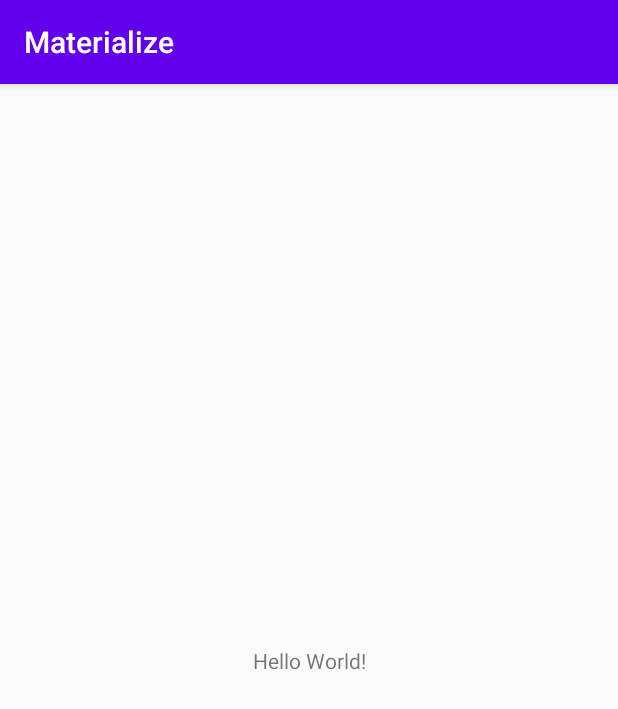
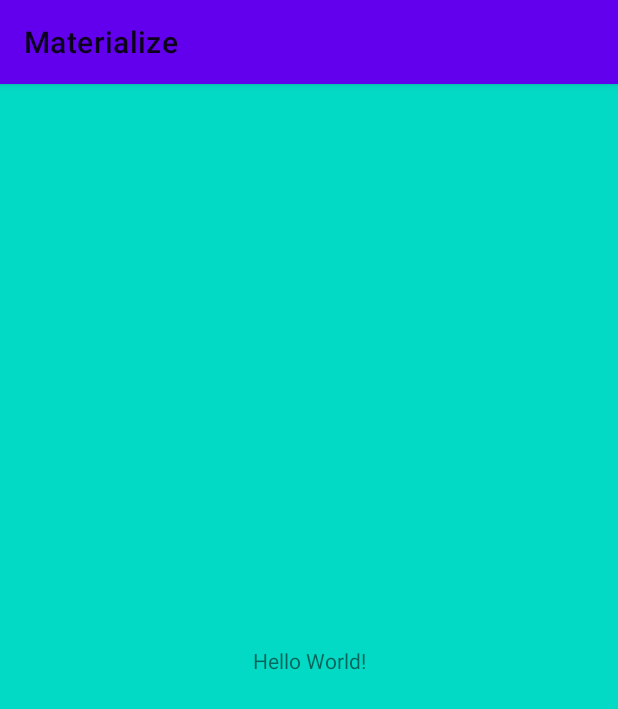
Before and after one commit to odaridavid/Material-Design-Android, an Android app: the screen it shows after launch (MainActivity), on a phone screen of 412 x 824 dp. Shown: the top 709 px of the screen. Run offline under Robolectric (Android 15) with nearby library versions, the phone set to English and light mode, and no system bars.

Commit message:
setup material design theming

```diff
--- a/app/build.gradle
+++ b/app/build.gradle
@@ -7,7 +7,7 @@ android {
     buildToolsVersion "29.0.3"
 
     defaultConfig {
-        applicationId "com.github.odaridavid.materialize"
+        applicationId "com.github.odaridavid.materialx"
         minSdkVersion 21
         targetSdkVersion 29
         versionCode 1
@@ -25,13 +25,9 @@ android {
 }
 
 dependencies {
-    implementation fileTree(dir: "libs", include: ["*.jar"])
     implementation "org.jetbrains.kotlin:kotlin-stdlib:$kotlin_version"
     implementation 'androidx.core:core-ktx:1.3.0'
     implementation 'androidx.appcompat:appcompat:1.1.0'
     implementation 'androidx.constraintlayout:constraintlayout:1.1.3'
-    testImplementation 'junit:junit:4.12'
-    androidTestImplementation 'androidx.test.ext:junit:1.1.1'
-    androidTestImplementation 'androidx.test.espresso:espresso-core:3.2.0'
-
+    implementation 'com.google.android.material:material:1.1.0'
 }
--- a/app/src/main/res/values/colors.xml
+++ b/app/src/main/res/values/colors.xml
@@ -1,6 +1,24 @@
 <?xml version="1.0" encoding="utf-8"?>
 <resources>
-    <color name="colorPrimary">#6200EE</color>
-    <color name="colorPrimaryDark">#3700B3</color>
-    <color name="colorAccent">#03DAC5</color>
+    <!-- Theme color attributes-->
+    <color name="color_primary">#6200EE</color>
+    <color name="color_primary_dark">#3700B3</color>
+    <color name="color_primary_variant">#3700B3</color>
+    <color name="color_on_primary">#3700B3</color>
+
+    <color name="color_secondary">#03DAC5</color>
+    <color name="color_secondary_variant">#03DAC5</color>
+    <color name="color_on_secondary">#03DAC5</color>
+
+    <color name="color_surface">#03DAC5</color>
+    <color name="color_on_surface">#03DAC5</color>
+
+    <color name="color_background">#03DAC5</color>
+    <color name="color_on_background">#03DAC5</color>
+
+    <color name="color_error">#03DAC5</color>
+    <color name="color_on_error">#03DAC5</color>
+
+    <!--Reference for colors used across the app-->
+
 </resources>
--- a/app/src/main/res/values/styles.xml
+++ b/app/src/main/res/values/styles.xml
@@ -1,10 +1,24 @@
 <resources>
     <!-- Base application theme. -->
-    <style name="AppTheme" parent="Theme.AppCompat.Light.DarkActionBar">
-        <!-- Customize your theme here. -->
-        <item name="colorPrimary">@color/colorPrimary</item>
-        <item name="colorPrimaryDark">@color/colorPrimaryDark</item>
-        <item name="colorAccent">@color/colorAccent</item>
+    <style name="AppTheme" parent="Theme.MaterialComponents.DayNight">
+
+        <item name="colorPrimary">@color/color_primary</item>
+        <item name="colorPrimaryDark">@color/color_primary_dark</item>
+        <item name="colorPrimaryVariant">@color/color_primary_variant</item>
+        <item name="colorOnPrimary">@color/color_on_primary</item>
+
+        <item name="colorSecondary">@color/color_secondary</item>
+        <item name="colorSecondaryVariant">@color/color_secondary_variant</item>
+        <item name="colorOnSecondary">@color/color_on_secondary</item>
+
+        <item name="colorSurface">@color/color_surface</item>
+        <item name="colorOnSurface">@color/color_on_surface</item>
+
+        <item name="android:colorBackground">@color/color_background</item>
+        <item name="colorOnBackground">@color/color_on_background</item>
+
+        <item name="colorError">@color/color_error</item>
+        <item name="colorOnError">@color/color_on_error</item>
     </style>
 
 </resources>
```
